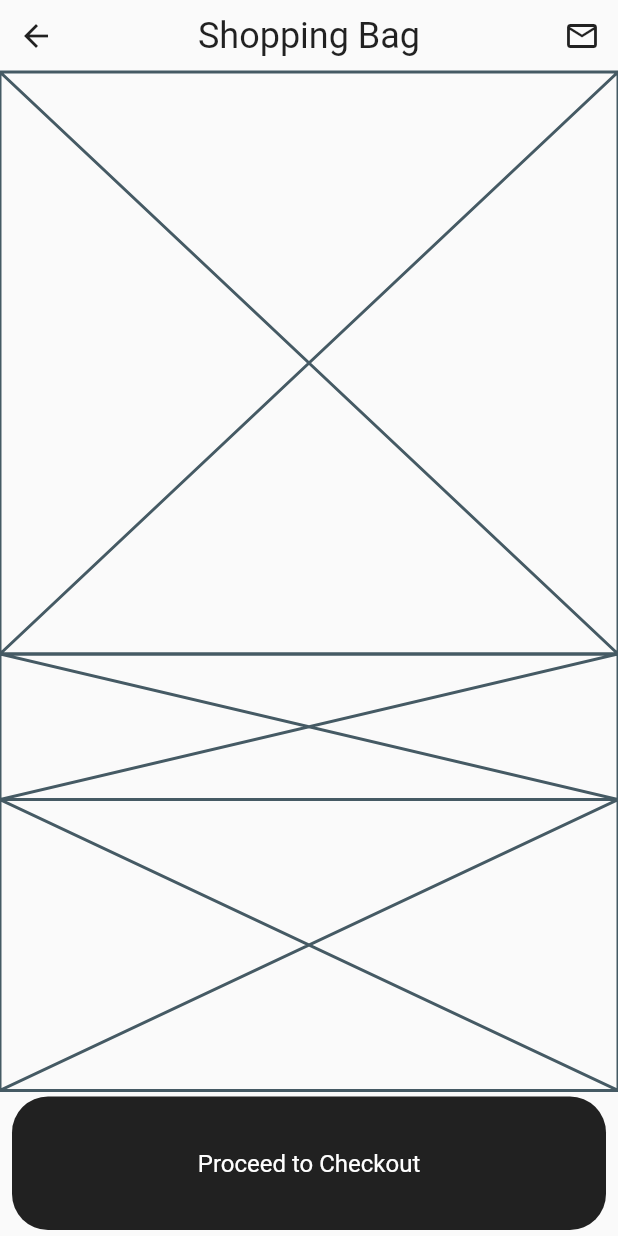
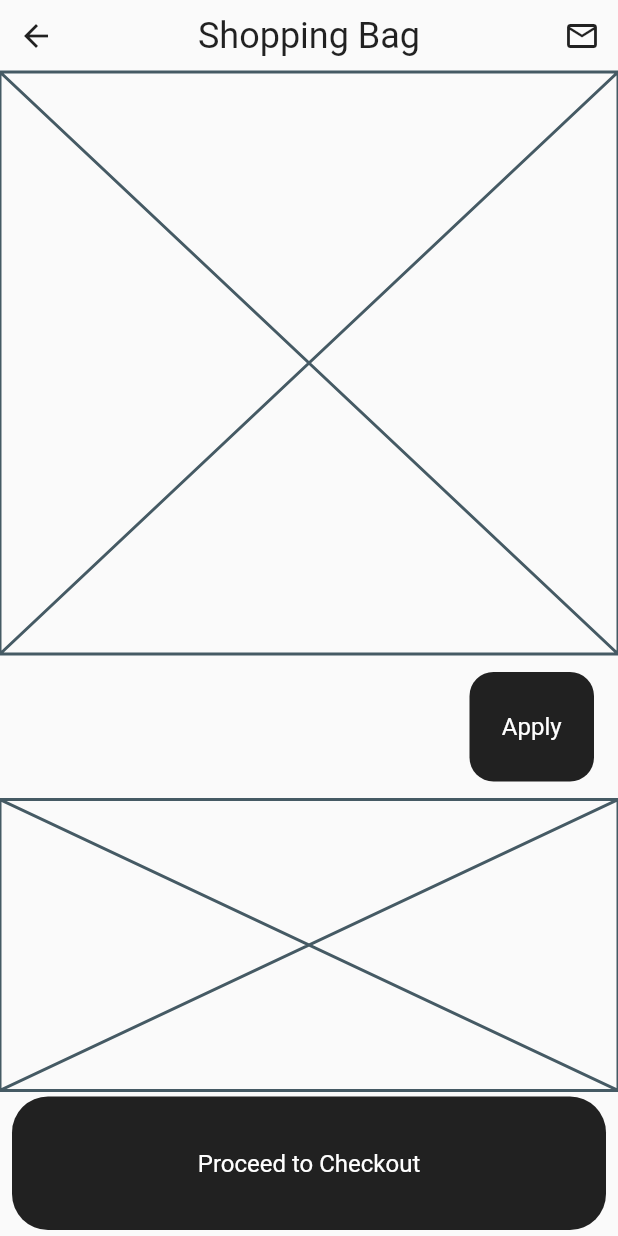
Before and after one commit to JAICHANGPARK/flutter_notebook_13th_story, a Flutter app: the ShoppingBagPage screen opened by its route, on a phone screen of 412 x 824 dp. Run offline on Flutter 3.47's test engine with Material 2 defaults, Android fonts, the phone set to English and light mode, and no system bars; our stand-ins replace flutter_svg, get, page_transition, timeago; missing offline and left inert: barcode.

Commit message:
Update shopping_bag_page.dart

```diff
--- a/lib/ep829_fashion_store_app/ui/shopping_bag_page.dart
+++ b/lib/ep829_fashion_store_app/ui/shopping_bag_page.dart
@@ -30,7 +30,31 @@ class _ShoppingBagPageState extends State<ShoppingBagPage> {
               flex: 8,
             ),
             Expanded(
-              child: Placeholder(),
+              child: Container(
+                margin: EdgeInsets.fromLTRB(8, 8, 8, 8),
+                child: Row(
+                  children: [
+                      Expanded(child: Container(),
+                      flex: 6,),
+                    Expanded(
+                      child: Container(
+                        margin: EdgeInsets.fromLTRB(8, 4, 8, 4),
+                        decoration: BoxDecoration(
+                            color: Colors.black87,
+                            borderRadius: BorderRadius.circular(16)
+                        ),
+                        child: Center(
+                          child: Text(
+                            "Apply",
+                            style: TextStyle(fontSize: 16, color: Colors.white),
+                          ),
+                        ),
+                      ),
+                      flex: 2,
+                    ),
+                  ],
+                ),
+              ),
               flex: 2,
             ),
             Expanded(
```
